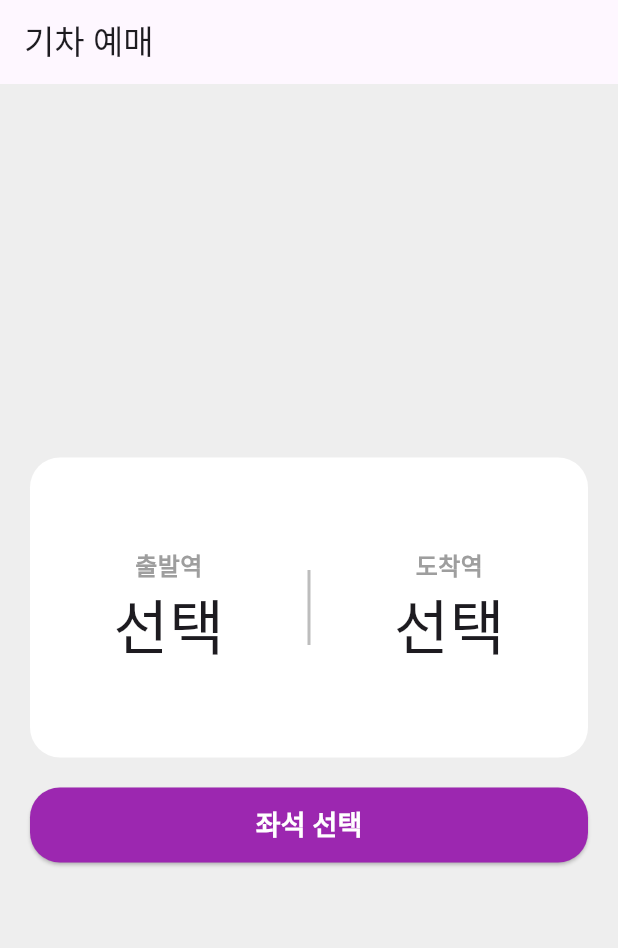
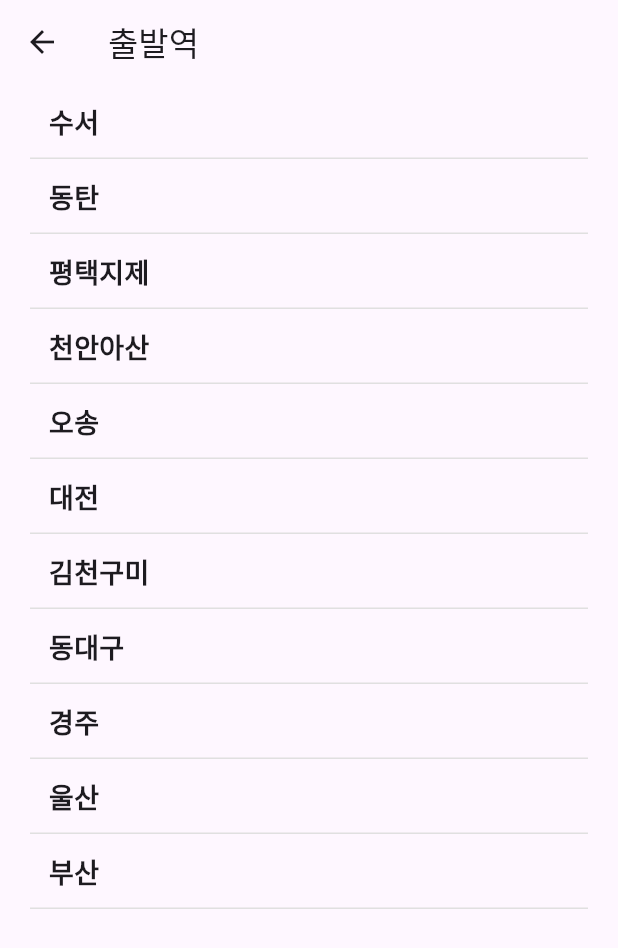
Before and after one commit to PolarisAnnie/flutter_train_app, a Flutter app: the screen it shows after launch, after a tap on "좌석 선택", on a phone screen of 412 x 824 dp. Shown: the top 948 px of the screen. Run offline on Flutter 3.47's test engine with Material 3 defaults, Android fonts, the phone set to English and light mode, and no system bars.

Commit message:
feat: 역 이름 리스트 UI 추가, search_button 클릭 시, station_list_page로 이동하는 네이게이터 추가

```diff
--- a/analysis_options.yaml
+++ b/analysis_options.yaml
@@ -7,6 +7,9 @@
 
 # The following line activates a set of recommended lints for Flutter apps,
 # packages, and plugins designed to encourage good coding practices.
+analyzer:
+  errors:
+    must_be_immutable: ignore
 include: package:flutter_lints/flutter.yaml
 
 linter:
--- a/lib/home_page/search_button.dart
+++ b/lib/home_page/search_button.dart
@@ -1,4 +1,5 @@
 import 'package:flutter/material.dart';
+import 'package:flutter_train_app/station_list.dart';
 
 class SearchButton extends StatelessWidget {
   @override
@@ -14,7 +15,17 @@ class SearchButton extends StatelessWidget {
             borderRadius: BorderRadiusGeometry.circular(20),
           ),
         ),
-        onPressed: () {},
+        //TODO station_list 앱바 타이틀에 selectStatus 전달 창구
+        onPressed: () {
+          Navigator.push(
+            context,
+            MaterialPageRoute(
+              builder: (context) {
+                return StationList();
+              },
+            ),
+          );
+        },
         // 텍스트 및 스타일 설정(색상, 크기, 두께)
         child: Text(
           "좌석 선택",
--- a/lib/station_list.dart
+++ b/lib/station_list.dart
@@ -1,22 +1,49 @@
+import 'package:flutter/material.dart';
 
-/*
-context?
- BuildContext에 있는 객체로 위치가 어디에 있는지 알려줌. 부모 데이터들을
- 가지고 오고 사용할 수 있게 도와줌. (ex. Theme, Navigator, ... )
- 위젯 트리를 그려주는데 이게 트리 내에서 어디에 위치하는지 찾을 수 있는 역할
- => Context는 **"현재 위젯의 위치 정보"**를 담고 있는 특별한 객체
- => 플러터에서 자동으로 주입해주는 파라미터
-*/
+class StationList extends StatelessWidget {
+  @override
+  Widget build(BuildContext context) {
+    return Scaffold(
+      appBar: AppBar(title: Text("출발역")),
+      body: Padding(
+        padding: const EdgeInsets.symmetric(horizontal: 20),
+        child: Column(
+          children: [
+            stationItem("수서"),
+            stationItem("동탄"),
+            stationItem("평택지제"),
+            stationItem("천안아산"),
+            stationItem("오송"),
+            stationItem("대전"),
+            stationItem("김천구미"),
+            stationItem("동대구"),
+            stationItem("경주"),
+            stationItem("울산"),
+            stationItem("부산"),
+          ],
+        ),
+      ),
+    );
+  }
 
-
-/*
-spacer() : 남은 영역을 모두 사용하고 싶을 때, 반응형 UI할 때 많이 사용함
-Expanded : SizedBox랑 비슷한 성격인데 안에 자녀 요소가 들어갈 수 있음
- ㄴ 텍스트가 길어지면서 overflow가 될 수 있을 때 expanded를 사용하면
- 남은 영역 이상을 뛰어넘지 못하게 설정할 수 있음
-==> 둘은 반드시 row 또는 column에서만 사용 가능
-==> flex로 비율 설정
-
-SizedBox : 자녀 위젯의 크기만 지정하고 싶을 때
-padding : 내용물 주변 여백(카드, 컨테이너 내부)
-*/
+  //반복되는 역 이름 부분 함수화
+  Container stationItem(stationName) {
+    return Container(
+      height: 50,
+      width: double.infinity,
+      //컨테이너 하단 색상 부여하는 방법
+      decoration: BoxDecoration(
+        border: Border(bottom: BorderSide(color: Colors.grey[300]!)),
+      ),
+      //텍스트가 컨테이너의 가운데에 오도록 패딩 적용
+      child: Padding(
+        padding: const EdgeInsets.all(12.5),
+        // 텍스트 스타일 설정
+        child: Text(
+          stationName,
+          style: TextStyle(fontSize: 18, fontWeight: FontWeight.bold),
+        ),
+      ),
+    );
+  }
+}
```
Also changed, not shown: lib/seat_page.dart (line endings or trailing spaces).
